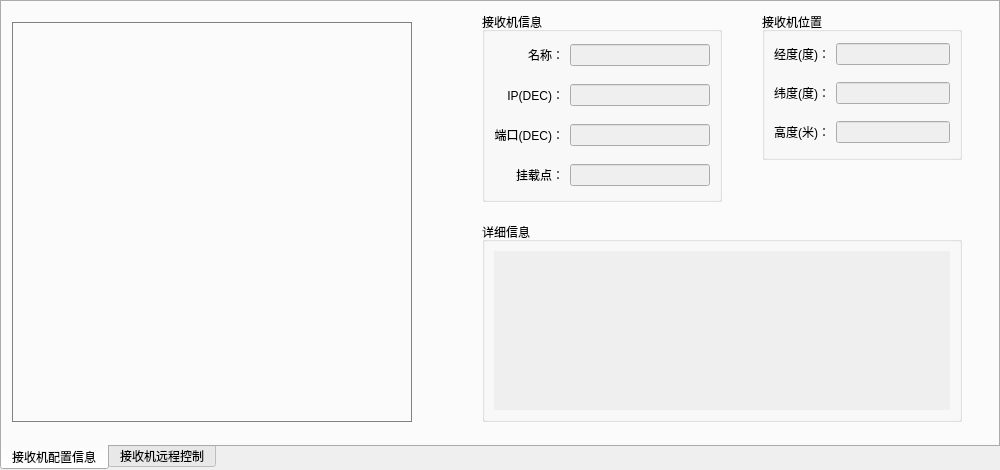
This is widget/receiverinfo_widget.ui in yanghang8612/SMAMMainUI as Qt 5 draws it before an edit. The edited form follows.
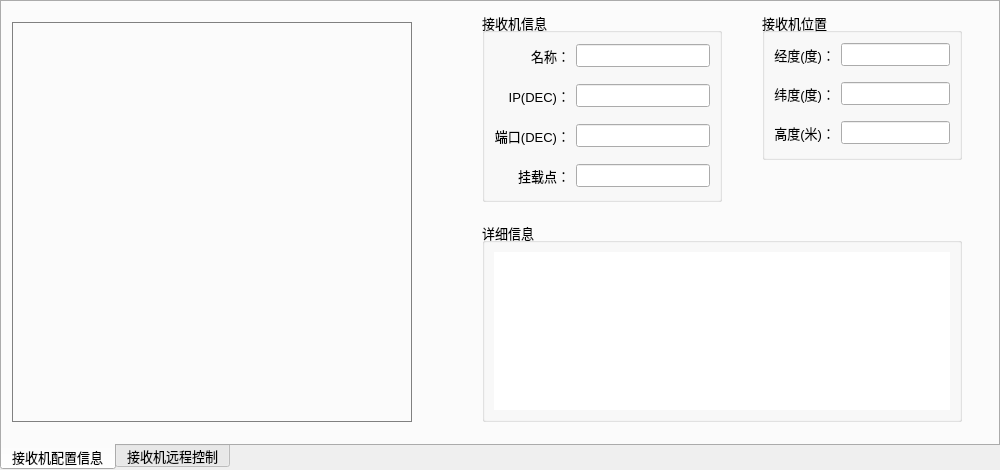
This is the edited form.

```diff
--- a/widget/receiverinfo_widget.ui
+++ b/widget/receiverinfo_widget.ui
@@ -10,6 +10,11 @@
     <height>470</height>
    </rect>
   </property>
+  <property name="font">
+   <font>
+    <pointsize>10</pointsize>
+   </font>
+  </property>
   <property name="tabPosition">
    <enum>QTabWidget::South</enum>
   </property>
@@ -57,12 +62,6 @@
      </item>
      <item row="2" column="1">
       <widget class="QLineEdit" name="receiverPortEdit">
-       <property name="enabled">
-        <bool>false</bool>
-       </property>
-       <property name="cursor">
-        <cursorShape>ArrowCursor</cursorShape>
-       </property>
        <property name="readOnly">
         <bool>true</bool>
        </property>
@@ -83,12 +82,6 @@
      </item>
      <item row="0" column="1">
       <widget class="QLineEdit" name="receiverNameEdit">
-       <property name="enabled">
-        <bool>false</bool>
-       </property>
-       <property name="cursor">
-        <cursorShape>ArrowCursor</cursorShape>
-       </property>
        <property name="readOnly">
         <bool>true</bool>
        </property>
@@ -109,12 +102,6 @@
      </item>
      <item row="1" column="1">
       <widget class="QLineEdit" name="receiverIPEdit">
-       <property name="enabled">
-        <bool>false</bool>
-       </property>
-       <property name="cursor">
-        <cursorShape>ArrowCursor</cursorShape>
-       </property>
        <property name="readOnly">
         <bool>true</bool>
        </property>
@@ -132,11 +119,8 @@
      </item>
      <item row="3" column="1">
       <widget class="QLineEdit" name="receiverMountEdit">
-       <property name="enabled">
-        <bool>false</bool>
-       </property>
-       <property name="cursor">
-        <cursorShape>ArrowCursor</cursorShape>
+       <property name="readOnly">
+        <bool>true</bool>
        </property>
       </widget>
      </item>
@@ -176,12 +160,6 @@
      </item>
      <item row="0" column="1">
       <widget class="QLineEdit" name="receiverLongitudeEdit">
-       <property name="enabled">
-        <bool>false</bool>
-       </property>
-       <property name="cursor">
-        <cursorShape>ArrowCursor</cursorShape>
-       </property>
        <property name="readOnly">
         <bool>true</bool>
        </property>
@@ -199,12 +177,6 @@
      </item>
      <item row="1" column="1">
       <widget class="QLineEdit" name="receiverLatitudeEdit">
-       <property name="enabled">
-        <bool>false</bool>
-       </property>
-       <property name="cursor">
-        <cursorShape>ArrowCursor</cursorShape>
-       </property>
        <property name="readOnly">
         <bool>true</bool>
        </property>
@@ -222,12 +194,6 @@
      </item>
      <item row="2" column="1">
       <widget class="QLineEdit" name="receiverHeightEdit">
-       <property name="enabled">
-        <bool>false</bool>
-       </property>
-       <property name="cursor">
-        <cursorShape>ArrowCursor</cursorShape>
-       </property>
        <property name="readOnly">
         <bool>true</bool>
        </property>
@@ -268,9 +234,6 @@
     <layout class="QVBoxLayout" name="verticalLayout_5">
      <item>
       <widget class="QTextBrowser" name="receiverDetail">
-       <property name="enabled">
-        <bool>false</bool>
-       </property>
        <property name="frameShape">
         <enum>QFrame::NoFrame</enum>
        </property>
```
